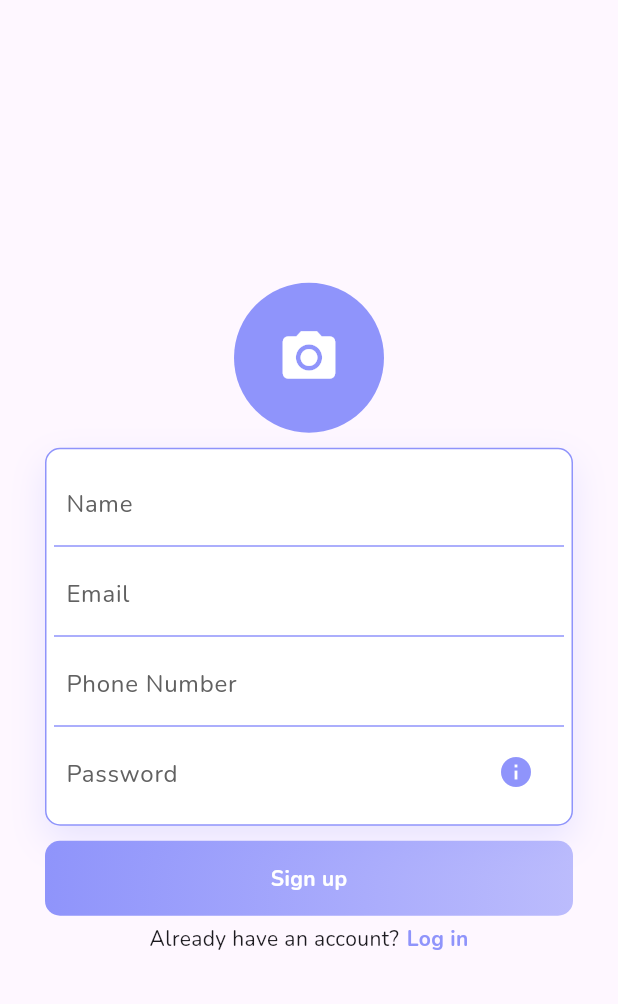
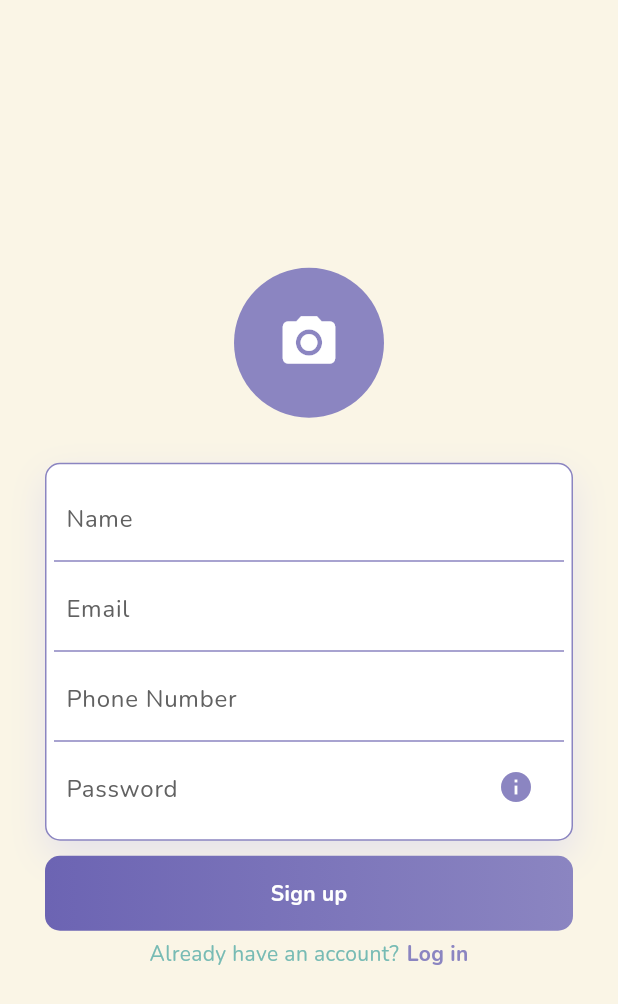
Before and after one commit to busra-ashak/COMP491-kolay-app, a Flutter app: the screen it shows after launch, after a tap on "Sign up", on a phone screen of 412 x 824 dp. Shown: the top 1004 px of the screen. Run offline on Flutter 3.47's test engine with Material 3 defaults, Android fonts, the phone set to English and light mode, and no system bars; our stand-ins replace cloud_firestore, firebase_auth, firebase_core, firebase_messaging, flutter_slidable, image_picker and 2 more; missing offline and left inert: encrypt; accounts and stored records are empty; network calls fail.

Commit message:
fix encryption on sign up

```diff
--- a/kolay_app/lib/providers/theme_provider.dart
+++ b/kolay_app/lib/providers/theme_provider.dart
@@ -24,7 +24,7 @@ const themeBody = {
     'screenBackground': Color(0xFF264653),
     'tabColorSelected': Color(0xFFECC35C),
     'tabColorUnselected': Color(0xFFA06A3D),
-    'floatingButton': Color.fromARGB(255, 24, 85, 78),
+    'floatingButton': Color(0xFF2a9d8f),
     'floatingButtonOutline': Color(0xFF14242B),
     'routineSubtitle': Color.fromARGB(255, 245, 216, 141),
     'todoPercentage': Color(0xFF2a9d8f),
--- a/kolay_app/lib/screens/log_in.dart
+++ b/kolay_app/lib/screens/log_in.dart
@@ -31,20 +31,27 @@ class _LoginPageState extends State<LoginPage> {
     return Consumer<ThemeProvider>(builder: (context, themeProvider, child) {
       return Scaffold(
         resizeToAvoidBottomInset: true,
-        backgroundColor: themeBody[themeProvider.themeDataName]!['screenBackground'],
+        backgroundColor:
+            themeBody[themeProvider.themeDataName]!['screenBackground'],
         body: Center(
           child: Padding(
             padding: const EdgeInsets.all(30.0),
             child: Column(
               mainAxisAlignment: MainAxisAlignment.center,
               children: <Widget>[
+                Padding(
+                    padding: const EdgeInsets.all(25),
+                    child: themeProvider.themeDataName == 'light'
+                        ? Image.asset('lib/assets/kolay-light@3x.png')
+                        : Image.asset('lib/assets/kolay-dark@3x.png')),
                 Container(
                   padding: const EdgeInsets.all(5),
                   decoration: BoxDecoration(
                       color: Colors.white,
                       borderRadius: BorderRadius.circular(10),
                       border: Border.all(
-                          color: themeBody[themeProvider.themeDataName]!['homeTitles'] as Color),
+                          color: themeBody[themeProvider.themeDataName]![
+                              'homeTitles'] as Color),
                       boxShadow: const [
                         BoxShadow(
                             color: Color.fromRGBO(143, 148, 251, .2),
@@ -58,9 +65,13 @@ class _LoginPageState extends State<LoginPage> {
                         decoration: BoxDecoration(
                             border: Border(
                                 bottom: BorderSide(
-                                    color: themeBody[themeProvider.themeDataName]!['homeTitles'] as Color))),
+                                    color:
+                                        themeBody[themeProvider.themeDataName]![
+                                            'homeTitles'] as Color))),
                         child: TextField(
                           controller: _emailController,
+                          cursorColor: themeBody[themeProvider.themeDataName]![
+                              'homeTitles'] as Color,
                           decoration: InputDecoration(
                               border: InputBorder.none,
                               hintText: "Email",
@@ -74,6 +85,8 @@ class _LoginPageState extends State<LoginPage> {
                             Expanded(
                               child: TextField(
                                 controller: _passwordController,
+                                cursorColor: themeBody[themeProvider
+                                    .themeDataName]!['homeTitles'] as Color,
                                 obscureText: true,
                                 decoration: InputDecoration(
                                   border: InputBorder.none,
@@ -98,8 +111,10 @@ class _LoginPageState extends State<LoginPage> {
                       decoration: BoxDecoration(
                           borderRadius: BorderRadius.circular(10),
                           gradient: LinearGradient(colors: [
-                            themeBody[themeProvider.themeDataName]!['expandableButton'] as Color,
-                            themeBody[themeProvider.themeDataName]!['homeTitles'] as Color,
+                            themeBody[themeProvider.themeDataName]![
+                                'expandableButton'] as Color,
+                            themeBody[themeProvider.themeDataName]![
+                                'homeTitles'] as Color,
                           ])),
                       child: const Center(
                         child: Text(
@@ -115,7 +130,12 @@ class _LoginPageState extends State<LoginPage> {
                 Row(
                   mainAxisAlignment: MainAxisAlignment.center,
                   children: [
-                    Text("Don't have an account?", style: TextStyle(color: themeBody[themeProvider.themeDataName]!['tick'] as Color),),
+                    Text(
+                      "Don't have an account?",
+                      style: TextStyle(
+                          color: themeBody[themeProvider.themeDataName]!['tick']
+                              as Color),
+                    ),
                     const SizedBox(
                       width: 5,
                     ),
@@ -133,7 +153,8 @@ class _LoginPageState extends State<LoginPage> {
                         child: Text(
                           "Sign up",
                           style: TextStyle(
-                              color: themeBody[themeProvider.themeDataName]!['homeTitles'] as Color,
+                              color: themeBody[themeProvider.themeDataName]![
+                                  'homeTitles'] as Color,
                               fontWeight: FontWeight.bold),
                         ))
                   ],
--- a/kolay_app/lib/screens/profile.dart
+++ b/kolay_app/lib/screens/profile.dart
@@ -41,8 +41,8 @@ class _ProfilePageState extends State<ProfilePage> {
         setState(() {
           email = _encryptionService.decryptText(userData['email']);
           name = _encryptionService.decryptText(userData['name']);
-          photoURL = _encryptionService.decryptText(userData['photoURL']);
-          phone = _encryptionService.decryptText(userData['phone']);
+          photoURL = userData['photoURL'];
+          phone = _encryptionService.decryptText(userData['phoneNumber']);
         });
       }
     }
--- a/kolay_app/lib/screens/sign_up.dart
+++ b/kolay_app/lib/screens/sign_up.dart
@@ -3,9 +3,11 @@ import 'dart:io';
 import 'package:firebase_auth/firebase_auth.dart';
 import 'package:flutter/material.dart';
 import 'package:image_picker/image_picker.dart';
+import 'package:kolay_app/providers/theme_provider.dart';
 import 'package:kolay_app/screens/log_in.dart';
 import 'package:kolay_app/widgets/bottom_navigation_bar.dart';
 import 'package:kolay_app/service/firebase_auth_services.dart';
+import 'package:provider/provider.dart';
 
 class SignUpPage extends StatefulWidget {
   const SignUpPage({super.key});
@@ -17,11 +19,11 @@ class SignUpPage extends StatefulWidget {
 class _SignUpPageState extends State<SignUpPage> {
   final FirebaseAuthService _auth = FirebaseAuthService();
 
-  TextEditingController _usernameController = TextEditingController();
-  TextEditingController _emailController = TextEditingController();
-  TextEditingController _passwordController = TextEditingController();
-  TextEditingController _phoneNumberController = TextEditingController();
-  TextEditingController _photoURLController = TextEditingController();
+  final TextEditingController _usernameController = TextEditingController();
+  final TextEditingController _emailController = TextEditingController();
+  final TextEditingController _passwordController = TextEditingController();
+  final TextEditingController _phoneNumberController = TextEditingController();
+  final TextEditingController _photoURLController = TextEditingController();
 
   @override
   void dispose() {
@@ -35,7 +37,10 @@ class _SignUpPageState extends State<SignUpPage> {
 
   @override
   Widget build(BuildContext context) {
+    return Consumer<ThemeProvider>(builder: (context, themeProvider, child) {
       return Scaffold(
+        backgroundColor:
+            themeBody[themeProvider.themeDataName]!['screenBackground'],
         body: Center(
           child: Padding(
             padding: const EdgeInsets.all(30.0),
@@ -44,9 +49,11 @@ class _SignUpPageState extends State<SignUpPage> {
               children: [
                 GestureDetector(
                   onTap: _pickProfilePicture,
-                child: CircleAvatar(
+                  child: Padding(padding: EdgeInsets.only(bottom: 20), child: CircleAvatar(
                     radius: 50,
-                  backgroundColor: const Color.fromRGBO(143, 148, 251, 1),
+                    backgroundColor:
+                        themeBody[themeProvider.themeDataName]!['homeTitles']
+                            as Color,
                     backgroundImage: _photoURLController.text.isNotEmpty
                         ? FileImage(File(_photoURLController.text))
                         : null,
@@ -57,7 +64,7 @@ class _SignUpPageState extends State<SignUpPage> {
                             size: 42,
                           )
                         : null,
-                ),
+                  ),),
                 ),
                 const SizedBox(
                   height: 10,
@@ -68,7 +75,8 @@ class _SignUpPageState extends State<SignUpPage> {
                       color: Colors.white,
                       borderRadius: BorderRadius.circular(10),
                       border: Border.all(
-                        color: const Color.fromRGBO(143, 148, 251, 1)),
+                          color: themeBody[themeProvider.themeDataName]![
+                              'homeTitles'] as Color),
                       boxShadow: const [
                         BoxShadow(
                             color: Color.fromRGBO(143, 148, 251, .2),
@@ -80,10 +88,12 @@ class _SignUpPageState extends State<SignUpPage> {
                       Container(
                         height: 60,
                         padding: const EdgeInsets.all(8.0),
-                      decoration: const BoxDecoration(
+                        decoration: BoxDecoration(
                             border: Border(
                                 bottom: BorderSide(
-                                  color: Color.fromRGBO(143, 148, 251, 1)))),
+                                    color:
+                                        themeBody[themeProvider.themeDataName]![
+                                            'homeTitles'] as Color))),
                         child: TextField(
                           controller: _usernameController,
                           decoration: InputDecoration(
@@ -95,10 +105,12 @@ class _SignUpPageState extends State<SignUpPage> {
                       Container(
                         height: 60,
                         padding: const EdgeInsets.all(8.0),
-                      decoration: const BoxDecoration(
+                        decoration: BoxDecoration(
                             border: Border(
                                 bottom: BorderSide(
-                                  color: Color.fromRGBO(143, 148, 251, 1)))),
+                                    color:
+                                        themeBody[themeProvider.themeDataName]![
+                                            'homeTitles'] as Color))),
                         child: TextField(
                           controller: _emailController,
                           decoration: InputDecoration(
@@ -110,10 +122,12 @@ class _SignUpPageState extends State<SignUpPage> {
                       Container(
                         height: 60,
                         padding: const EdgeInsets.all(8.0),
-                      decoration: const BoxDecoration(
+                        decoration: BoxDecoration(
                             border: Border(
                                 bottom: BorderSide(
-                                  color: Color.fromRGBO(143, 148, 251, 1)))),
+                                    color:
+                                        themeBody[themeProvider.themeDataName]![
+                                            'homeTitles'] as Color))),
                         child: TextField(
                           controller: _phoneNumberController,
                           decoration: InputDecoration(
@@ -140,7 +154,8 @@ class _SignUpPageState extends State<SignUpPage> {
                             ),
                             IconButton(
                               icon: const Icon(Icons.info),
-                            color: const Color.fromRGBO(143, 148, 251, 1),
+                              color: themeBody[themeProvider.themeDataName]![
+                                  'homeTitles'] as Color,
                               onPressed: _showPasswordRequirements,
                             ),
                           ],
@@ -158,9 +173,11 @@ class _SignUpPageState extends State<SignUpPage> {
                     height: 50,
                     decoration: BoxDecoration(
                         borderRadius: BorderRadius.circular(10),
-                      gradient: const LinearGradient(colors: [
-                        Color.fromRGBO(143, 148, 251, 1),
-                        Color.fromRGBO(143, 148, 251, .6),
+                        gradient: LinearGradient(colors: [
+                          themeBody[themeProvider.themeDataName]![
+                              'expandableButton'] as Color,
+                          themeBody[themeProvider.themeDataName]!['homeTitles']
+                              as Color,
                         ])),
                     child: const Center(
                       child: Text(
@@ -177,7 +194,12 @@ class _SignUpPageState extends State<SignUpPage> {
                 Row(
                   mainAxisAlignment: MainAxisAlignment.center,
                   children: [
-                  const Text("Already have an account?"),
+                    Text(
+                      "Already have an account?",
+                      style: TextStyle(
+                          color: themeBody[themeProvider.themeDataName]!['tick']
+                              as Color),
+                    ),
                     const SizedBox(
                       width: 5,
                     ),
@@ -189,10 +211,11 @@ class _SignUpPageState extends State<SignUpPage> {
                                   builder: (context) => const LoginPage()),
                               (route) => false);
                         },
-                      child: const Text(
+                        child: Text(
                           "Log in",
                           style: TextStyle(
-                            color: Color.fromRGBO(143, 148, 251, 1),
+                              color: themeBody[themeProvider.themeDataName]![
+                                  'homeTitles'] as Color,
                               fontWeight: FontWeight.bold),
                         ))
                   ],
@@ -202,6 +225,7 @@ class _SignUpPageState extends State<SignUpPage> {
           ),
         ),
       );
+    });
   }
 
   void _signUp() async {
--- a/kolay_app/lib/service/firebase_auth_services.dart
+++ b/kolay_app/lib/service/firebase_auth_services.dart
@@ -14,19 +14,17 @@ class FirebaseAuthService {
     try {
       _credential = await _auth.createUserWithEmailAndPassword(
           email: email, password: password);
-      await _credential.user!.updateDisplayName(name);
-      await _credential.user!.updatePhotoURL(photoURL);
 
       _firestore.collection('USERS').doc(_credential.user!.uid).set({
         'name': _encryptionService.encryptText(name),
         'email': _encryptionService.encryptText(email),
         'phoneNumber': _encryptionService.encryptText(phoneNumber),
-        'photoURL': _encryptionService.encryptText(photoURL),
+        'photoURL': photoURL,
       });
 
       return _credential.user;
     } catch (e) {
-      print("Some error occured");
+      print("error za: $e");
     }
     return null;
   }
```
Lines whose indentation alone changed are shown as unchanged.
